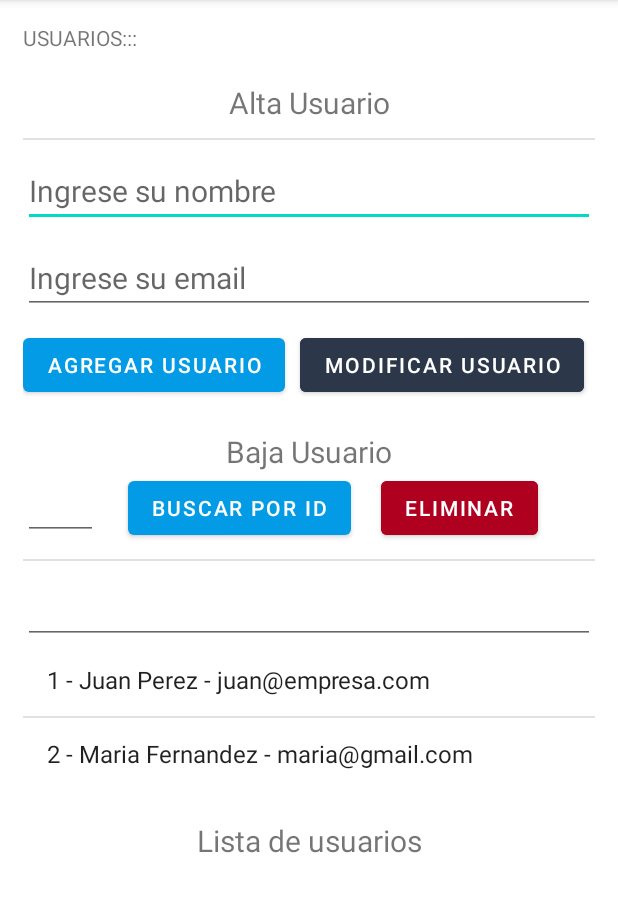
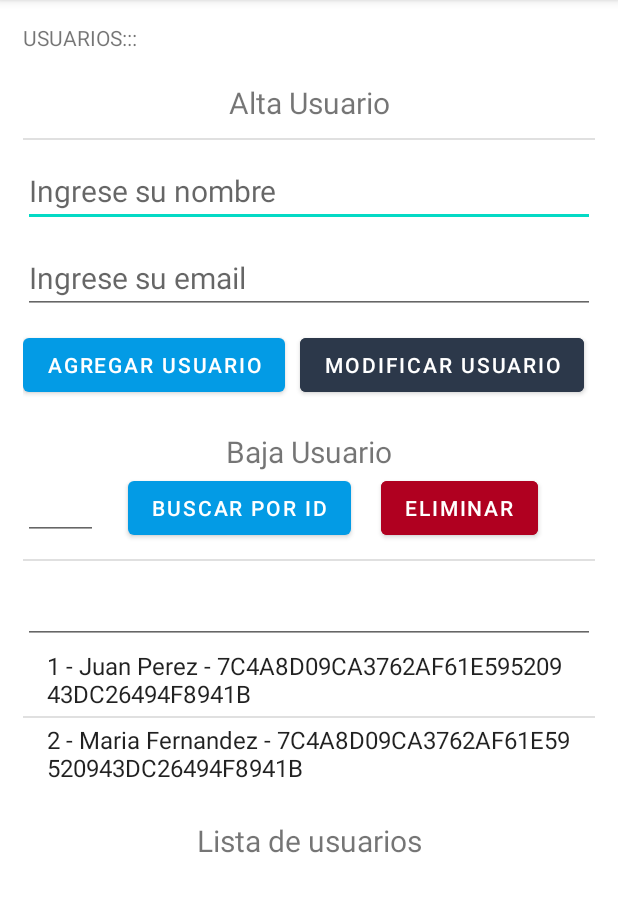
Before and after one commit to luking-dev/curso-android, an Android app: the screen it shows after launch (UsuariosActivity), after a tap on "USUARIOS SQLITE", on a phone screen of 412 x 824 dp, the part 84-996 px from its top. Run offline under Robolectric (Android 15) with nearby library versions, the phone set to English and light mode, and no system bars.

Commit message:
clase 10

```diff
--- a/CursoAndroid/app/src/main/java/com/example/cursoandroid/BaseDeDatos.kt
+++ b/CursoAndroid/app/src/main/java/com/example/cursoandroid/BaseDeDatos.kt
@@ -17,13 +17,13 @@ class BaseDeDatos (context: Context) :SQLiteOpenHelper(context, NOMBRE_BD, null,
     override fun onCreate(db: SQLiteDatabase) {
 
         // creo tabla usuarios con 3 columnas
-        db.execSQL("create table usuarios(id integer primary key autoincrement, nombre text, email text)")
+        db.execSQL("create table usuarios(id integer primary key autoincrement, nombre text, email text, clave text, avatar text)")
 
         // agrego 2 registros/rows/filas iniciales
-        val consultaSQL = "insert into usuarios (nombre, email)" +
+        val consultaSQL = "insert into usuarios (nombre, email, clave, avatar)" +
                 " values " +
-                "('Juan Perez', 'juan@empresa.com'), " +
-                "('Maria Fernandez', 'maria@gmail.com')"
+                "('Juan Perez', 'juan@empresa.com', '7C4A8D09CA3762AF61E59520943DC26494F8941B', 'https://2.bp.blogspot.com/-bD9iB6eEFNc/WXdfMahDf-I/AAAAAAAAEX0/Jr2V9cPvrJITSZkTmwt2k1PBZ_m830A5wCLcBGAs/s1600/image1.png'), " +
+                "('Maria Fernandez', 'maria@gmail.com', '7C4A8D09CA3762AF61E59520943DC26494F8941B', 'https://2.bp.blogspot.com/-bD9iB6eEFNc/WXdfMahDf-I/AAAAAAAAEX0/Jr2V9cPvrJITSZkTmwt2k1PBZ_m830A5wCLcBGAs/s1600/image1.png')"
         db.execSQL(consultaSQL)
     }
 
--- a/CursoAndroid/app/src/main/java/com/example/cursoandroid/UsuariosActivity.kt
+++ b/CursoAndroid/app/src/main/java/com/example/cursoandroid/UsuariosActivity.kt
@@ -63,7 +63,7 @@ class UsuariosActivity : AppCompatActivity() {
                 listaUsuarios.add(
                                 filas.getString(0) +
                         " - " + filas.getString(1) +
-                        " - " + filas.getString(2)
+                        " - " + filas.getString(3)
                 )
             }
             while (filas.moveToNext())
```
Also changed, not shown: CursoAndroid/app/src/main/java/com/example/cursoandroid/RegistroActivity.kt (+61 -0 lines), CursoAndroid/app/src/main/res/layout/activity_registro.xml (+7 -0 lines).
